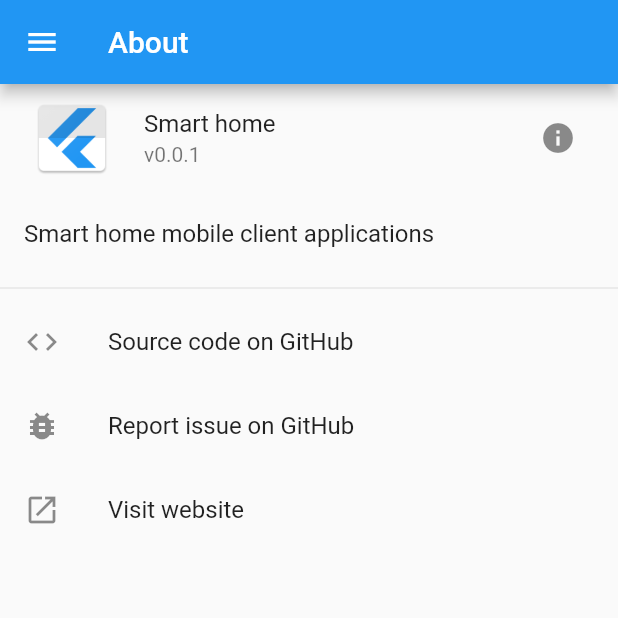
After one commit to e154/smart-home-app, a Flutter app: the AboutPage screen opened directly, in the side drawer, after a tap on the "info" icon, on a phone screen of 412 x 824 dp, the top half of it. The commit adds this screen. Run offline on Flutter 3.47's test engine with Material 2 defaults, Android fonts, the phone set to English and light mode, and no system bars; our stand-ins replace bloc, equatable, flutter_bloc, sqflite; missing offline and left inert: barcode_scan; accounts and stored records are empty.

Commit message:
first commit

```diff
--- /dev/null
+++ b/lib/constants.dart
@@ -0,0 +1,9 @@
+import 'package:flutter/material.dart';
+
+const APP_NAME = "Smart home";
+const APP_VERSION = "v0.0.1";
+const APP_DESCRIPTION = "Smart home mobile client applications";
+const GITHUB_URL = "http://github.com/e154/smart-home";
+const WEBSITE = "https://e154.github.io/smart-home/";
+final kAppIcon =
+    Image.asset('res/images/launcher_icon.png', height: 64.0, width: 64.0);
--- a/lib/main.dart
+++ b/lib/main.dart
@@ -1,7 +1,7 @@
 import 'package:flutter/material.dart';
 import 'package:bloc/bloc.dart';
 import 'package:flutter_bloc/flutter_bloc.dart';
-import 'package:smart_home_app/pages/settings/settings_page.dart';
+import 'package:smart_home_app/pages/settings/settings.dart';
 import 'package:smart_home_app/repository/user_repository.dart';
 import 'package:smart_home_app/authentication/authentication.dart';
 import 'package:smart_home_app/pages/splash/splash.dart';
@@ -39,7 +39,8 @@ Future main() async {
   runApp(
     BlocProvider<AuthenticationBloc>(
       builder: (context) {
-        return AuthenticationBloc(userRepository: userRepository, adaptors: adaptors)
+        return AuthenticationBloc(
+            userRepository: userRepository, adaptors: adaptors)
           ..dispatch(AppStarted());
       },
       child: App(userRepository: userRepository),
--- /dev/null
+++ b/lib/pages/about/about.dart
@@ -0,0 +1 @@
+export 'about_page.dart';
--- /dev/null
+++ b/lib/pages/about/about_page.dart
@@ -0,0 +1,65 @@
+import 'package:flutter/cupertino.dart';
+import 'package:flutter/material.dart';
+import 'package:smart_home_app/pages/main_menu/main_menu.dart';
+import 'package:url_launcher/url_launcher.dart' as url_launcher;
+
+import '../../constants.dart';
+
+class AboutPage extends StatelessWidget {
+  AboutPage();
+
+  // These tiles are also used as drawer nav items in home route.
+  static final List<Widget> kAboutListTiles = <Widget>[
+    ListTile(
+      title: Text(APP_DESCRIPTION),
+    ),
+    Divider(),
+    ListTile(
+      leading: Icon(Icons.code),
+      title: Text('Source code on GitHub'),
+      onTap: () => url_launcher.launch(GITHUB_URL),
+    ),
+    ListTile(
+      leading: Icon(Icons.bug_report),
+      title: Text('Report issue on GitHub'),
+      onTap: () => url_launcher.launch('$GITHUB_URL/issues'),
+    ),
+    ListTile(
+      leading: Icon(Icons.open_in_new),
+      title: Text('Visit website'),
+      onTap: () => url_launcher.launch(WEBSITE),
+    ),
+  ];
+
+  @override
+  Widget build(BuildContext context) {
+    final header = ListTile(
+      leading: kAppIcon,
+      title: Text(APP_NAME),
+      subtitle: Text(APP_VERSION),
+      trailing: IconButton(
+        icon: Icon(Icons.info),
+        onPressed: () {
+          showAboutDialog(
+              context: context,
+              applicationName: APP_NAME,
+              applicationVersion: APP_VERSION,
+              applicationIcon: kAppIcon,
+              children: <Widget>[Text(APP_DESCRIPTION)]);
+        },
+      ),
+    );
+    return Scaffold(
+      appBar: AppBar(
+          title: Text('About'),
+      ),
+      body: ListView(
+        children: <Widget>[
+          header,
+          ...kAboutListTiles,
+        ],
+      ),
+      drawer: MainMenu(),
+    );
+  }
+}
--- a/lib/pages/home/home_page.dart
+++ b/lib/pages/home/home_page.dart
@@ -1,6 +1,7 @@
 import 'package:flutter/material.dart';
 import 'package:flutter_bloc/flutter_bloc.dart';
 import 'package:smart_home_app/authentication/authentication.dart';
+import 'package:smart_home_app/pages/main_menu/main_menu.dart';
 
 class HomePage extends StatelessWidget {
   @override
@@ -21,6 +22,7 @@ class HomePage extends StatelessWidget {
           },
         )),
       ),
+      drawer: MainMenu(),
     );
   }
 }
--- a/lib/pages/main_menu/main_menu.dart
+++ b/lib/pages/main_menu/main_menu.dart
@@ -1,4 +1,7 @@
 import 'package:flutter/material.dart';
+import 'package:smart_home_app/pages/about/about.dart';
+import 'package:smart_home_app/pages/home/home.dart';
+import 'package:smart_home_app/pages/settings/settings.dart';
 
 class MainMenu extends StatelessWidget {
   MainMenu();
@@ -20,21 +23,39 @@ class MainMenu extends StatelessWidget {
             ),
           ),
           ListTile(
-            title: Text('Item 1'),
+            leading: Icon(Icons.home),
+            title: Text('Home'),
             onTap: () {
-              // Update the state of the app
-              // ...
-              // Then close the drawer
-              Navigator.pop(context);
+              Navigator.push(
+                context,
+                MaterialPageRoute(
+                  builder: (context) => HomePage(),
+                ),
+              );
             },
           ),
           ListTile(
-            title: Text('Item 2'),
+            leading: Icon(Icons.settings),
+            title: Text('Settings'),
             onTap: () {
-              // Update the state of the app
-              // ...
-              // Then close the drawer
-              Navigator.pop(context);
+              Navigator.push(
+                context,
+                MaterialPageRoute(
+                  builder: (context) => SettingsPage(),
+                ),
+              );
+            },
+          ),
+          ListTile(
+            leading: Icon(Icons.info),
+            title: Text('About'),
+            onTap: () {
+              Navigator.push(
+                context,
+                MaterialPageRoute(
+                  builder: (context) => AboutPage(),
+                ),
+              );
             },
           ),
         ],
--- a/lib/pages/settings/settings_page.dart
+++ b/lib/pages/settings/settings_page.dart
@@ -1,6 +1,5 @@
 import 'package:flutter/material.dart';
 import 'package:flutter_bloc/flutter_bloc.dart';
-import 'package:smart_home_app/pages/home/home_page.dart';
 import 'package:smart_home_app/pages/main_menu/main_menu.dart';
 import 'settings_bloc.dart';
 import 'settings_form.dart';
@@ -12,11 +11,7 @@ class SettingsPage extends StatelessWidget {
   Widget build(BuildContext context) {
     return Scaffold(
         appBar: AppBar(
-          automaticallyImplyLeading: true,
           title: Text('Settings'),
-            leading: IconButton(icon:Icon(Icons.arrow_back),
-              onPressed:() => HomePage(),
-            )
         ),
       body: BlocProvider(
         builder: (context) {
--- a/lib/pages/splash/splash_page.dart
+++ b/lib/pages/splash/splash_page.dart
@@ -8,7 +8,7 @@ class SplashPage extends StatelessWidget {
         child: Container(
           decoration: new BoxDecoration(
               image: new DecorationImage(
-            image: new AssetImage('assets/images/smarthome_logo.png'),
+            image: new AssetImage('res/images/smarthome_logo.png'),
           )),
         ),
       ),
--- a/lib/repository/settings_repository.dart
+++ /dev/null
@@ -1,6 +0,0 @@
-import 'dart:async';
-import 'package:meta/meta.dart';
-
-class SettingsRepository {
-
-}
--- a/pubspec.yaml
+++ b/pubspec.yaml
@@ -30,6 +30,7 @@ dependencies:
   jaguar_query_sqflite: ^2.2.10
   sqflite: any
   path_provider: any
+  url_launcher: ^5.1.2
 
 dev_dependencies:
   flutter_test:
@@ -52,7 +53,7 @@ flutter:
   #  - images/a_dot_burr.jpeg
   #  - images/a_dot_ham.jpeg
   assets:
-    - assets/images/
+    - res/images/
 
   # An image asset can refer to one or more resolution-specific "variants", see
   # https://flutter.dev/assets-and-images/#resolution-aware.
```
Also changed, not shown: pubspec.lock, res/images/launcher_icon.png (added), res/images/smarthome_logo.png (renamed from assets/images/smarthome_logo.png), 1 other file.
